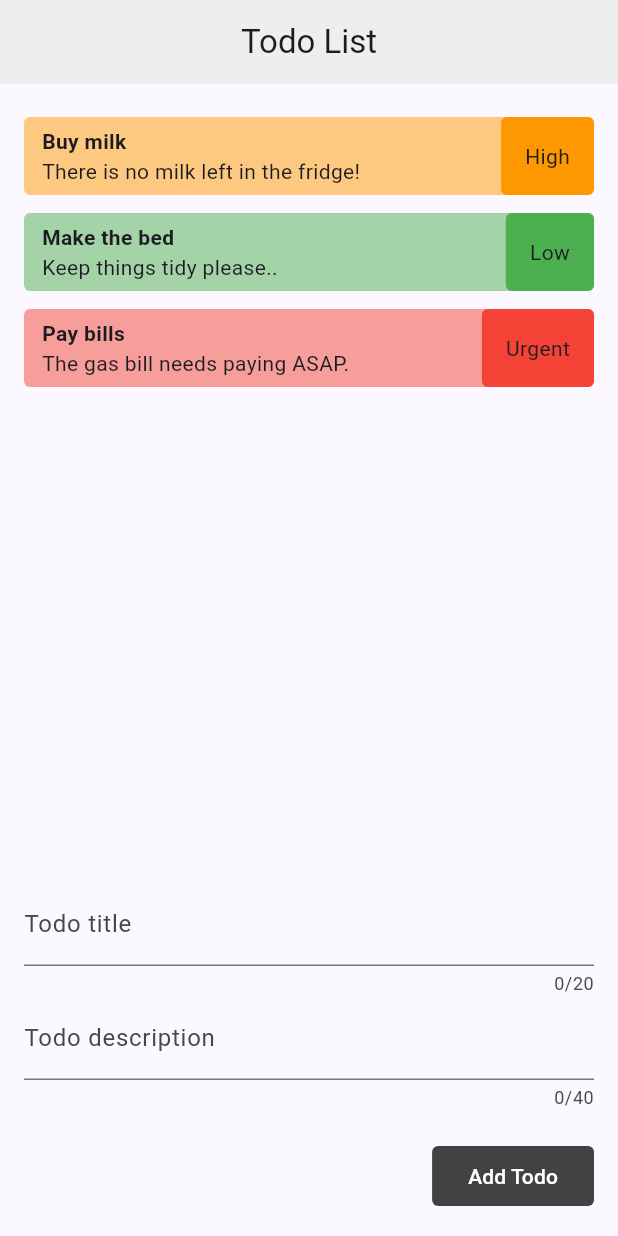
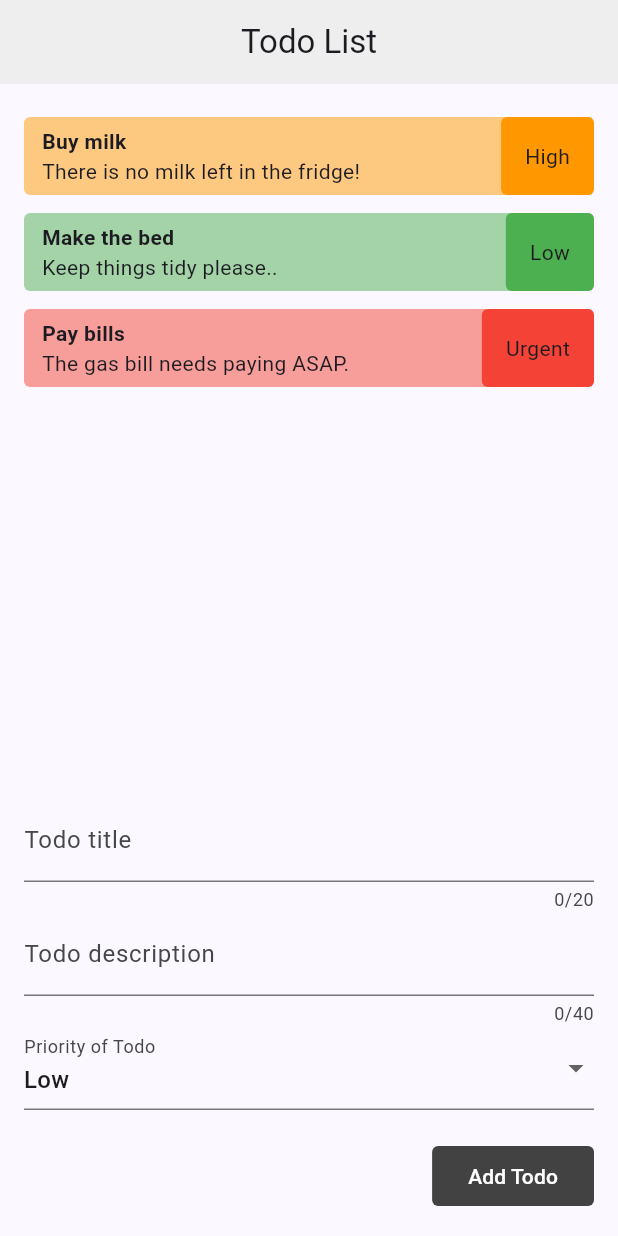
Before and after one commit to emagnu/forms_riverpod, a Flutter app: the screen it shows after launch, on a phone screen of 412 x 824 dp. Run offline on Flutter 3.47's test engine with Material 3 defaults, Android fonts, the phone set to English and light mode, and no system bars; our stand-ins replace flutter_riverpod, riverpod_annotation; generated files the repository leaves out were written again.

Commit message:
add DropdownButtonFormField()

```diff
--- a/lib/src/presentation/ui/screens/home_page.dart
+++ b/lib/src/presentation/ui/screens/home_page.dart
@@ -2,6 +2,7 @@
 //  Import LIBRARIES
 import 'package:flutter/material.dart';
 //  Import FILES
+import '../../../domain/todo.dart';
 import '../../widgets/todo_list.dart';
 //  //   ///
 
@@ -14,6 +15,7 @@ class HomePage extends StatefulWidget {
 
 class _HomePageState extends State<HomePage> {
   final _formGlobalKey = GlobalKey<FormState>();
+  Priority _selectedPriority = Priority.low;
 
   @override
   Widget build(BuildContext context) {
@@ -63,7 +65,21 @@ class _HomePageState extends State<HomePage> {
                   ),
 
                   // priority
-
+                  DropdownButtonFormField(
+                    value: _selectedPriority,
+                    decoration:
+                        const InputDecoration(label: Text('Priority of Todo')),
+                    items: Priority.values
+                        .map((e) =>
+                            DropdownMenuItem(value: e, child: Text(e.title)))
+                        .toList(),
+                    onChanged: (value) {
+                      setState(() {
+                        debugPrint('$value');
+                        _selectedPriority = value!;
+                      });
+                    },
+                  ),
                   // submit button
                   const SizedBox(height: 20),
                   FilledButton(
```
